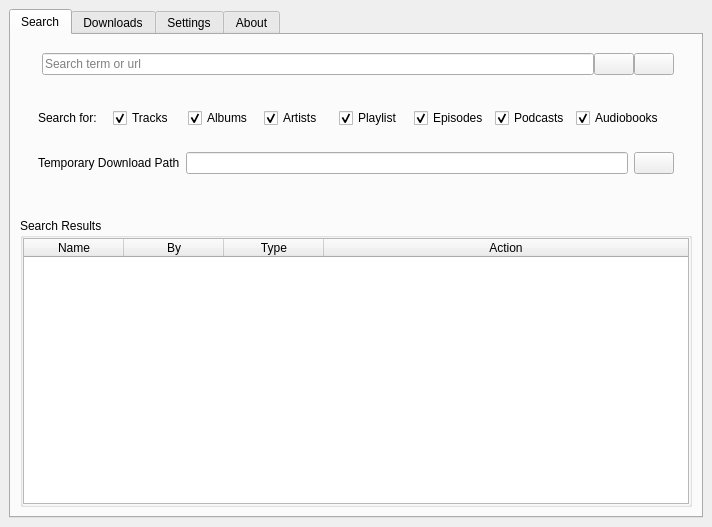
Before: the Qt Designer form src/onthespot/qt/qtui/main.ui in john20xdoe/onthespot-fork, drawn with Qt 5.
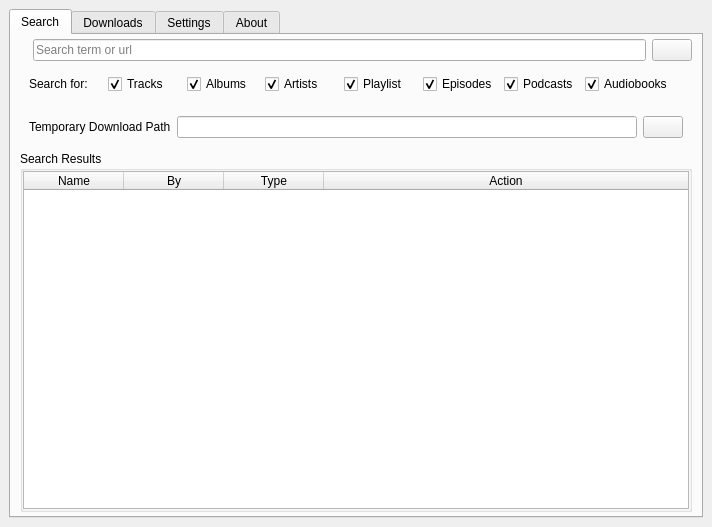
After: the same form once the commit is applied. The open tabs and pages were chosen to show the change. Icons and pictures are not drawn.

Commit message: fix: Search tab reduce whitespace in search input

Diff of the .ui file:
```diff
--- a/src/onthespot/qt/qtui/main.ui
+++ b/src/onthespot/qt/qtui/main.ui
@@ -47,17 +47,34 @@
         <string>Search</string>
        </attribute>
        <layout class="QVBoxLayout" name="verticalLayout_3">
+        <property name="leftMargin">
+         <number>9</number>
+        </property>
+        <property name="topMargin">
+         <number>4</number>
+        </property>
+        <property name="rightMargin">
+         <number>9</number>
+        </property>
+        <property name="bottomMargin">
+         <number>4</number>
+        </property>
+        <property name="spacing">
+         <number>4</number>
+        </property>
         <item>
          <widget class="QGroupBox" name="group_search">
-          <property name="maximumSize">
-           <size>
-            <width>16777215</width>
-            <height>100</height>
-           </size>
+           <property name="sizePolicy">
+            <sizepolicy hsizetype="Preferred" vsizetype="Maximum">
+             <horstretch>0</horstretch>
+             <verstretch>0</verstretch>
+            </sizepolicy>
           </property>
           <property name="styleSheet">
            <string notr="true">QGroupBox {
 	border:0;
+	margin: 0px;
+	padding: 0px;
 }</string>
           </property>
           <property name="title">
@@ -67,36 +84,18 @@
            <bool>true</bool>
           </property>
           <layout class="QHBoxLayout" name="horizontalLayout_5">
-           <item>
-            <widget class="QGroupBox" name="groupBox_7">
-             <property name="maximumSize">
-              <size>
-               <width>16777215</width>
-               <height>100</height>
-              </size>
-             </property>
-             <property name="autoFillBackground">
-              <bool>false</bool>
-             </property>
-             <property name="styleSheet">
-              <string notr="true" />
-             </property>
-             <property name="title">
-              <string />
-             </property>
-             <property name="flat">
-              <bool>true</bool>
-             </property>
-             <layout class="QHBoxLayout" name="horizontalLayout_3">
               <property name="spacing">
-               <number>0</number>
-              </property>
-              <property name="leftMargin">
                <number>6</number>
               </property>
+            <property name="leftMargin">
+             <number>0</number>
+            </property>
               <property name="topMargin">
                <number>0</number>
               </property>
+            <property name="rightMargin">
+             <number>0</number>
+            </property>
               <property name="bottomMargin">
                <number>0</number>
               </property>
@@ -130,41 +129,18 @@
                 </property>
                </widget>
               </item>
-              <item>
-               <widget class="QPushButton" name="btn_search_filter_toggle">
-                <property name="text">
-                 <string />
-                </property>
-               </widget>
-              </item>
              </layout>
             </widget>
            </item>
-          </layout>
-         </widget>
-        </item>
-        <item>
-         <widget class="QGroupBox" name="group_search_items">
-          <property name="minimumSize">
-           <size>
-            <width>0</width>
-            <height>0</height>
-           </size>
-          </property>
-          <property name="styleSheet">
-           <string notr="true">QGroupBox {
-	border:0;
-}</string>
-          </property>
-          <property name="title">
-           <string />
-          </property>
-          <property name="flat">
-           <bool>true</bool>
-          </property>
-          <layout class="QVBoxLayout" name="verticalLayout_37">
            <item>
             <widget class="QGroupBox" name="search_categories">
+             <property name="styleSheet">
+              <string notr="true">QGroupBox {
+	border: 0;
+	margin: 0px;
+	padding: 0px;
+}</string>
+             </property>
              <property name="minimumSize">
               <size>
                <width>0</width>
@@ -276,6 +252,13 @@
            </item>
            <item>
             <widget class="QGroupBox" name="group_login_form_6">
+             <property name="styleSheet">
+              <string notr="true">QGroupBox {
+	border: 0;
+	margin: 0px;
+	padding: 0px;
+}</string>
+             </property>
              <property name="minimumSize">
               <size>
                <width>0</width>
@@ -310,58 +293,13 @@
             </widget>
            </item>
            <item>
-            <spacer name="horizontalSpacer_7">
-             <property name="orientation">
-              <enum>Qt::Horizontal</enum>
-             </property>
-             <property name="sizeHint" stdset="0">
-              <size>
-               <width>0</width>
-               <height>0</height>
-              </size>
-             </property>
-            </spacer>
-           </item>
-          </layout>
-         </widget>
-        </item>
-        <item>
-         <widget class="QGroupBox" name="group_temp_dl_root">
-          <property name="minimumSize">
-           <size>
-            <width>0</width>
-            <height>0</height>
-           </size>
-          </property>
-          <property name="styleSheet">
-           <string notr="true">QGroupBox {
-	border:0;
-}</string>
-          </property>
-          <property name="title">
-           <string />
-          </property>
-          <property name="flat">
-           <bool>true</bool>
-          </property>
-          <layout class="QHBoxLayout" name="horizontalLayout_28">
-           <property name="leftMargin">
-            <number>0</number>
-           </property>
-           <property name="topMargin">
-            <number>0</number>
-           </property>
-           <property name="rightMargin">
-            <number>0</number>
-           </property>
-           <property name="bottomMargin">
-            <number>0</number>
-           </property>
-          </layout>
-         </widget>
-        </item>
-        <item>
          <widget class="QGroupBox" name="group_search_results">
+          <property name="sizePolicy">
+           <sizepolicy hsizetype="Preferred" vsizetype="Expanding">
+            <horstretch>0</horstretch>
+            <verstretch>0</verstretch>
+           </sizepolicy>
+          </property>
           <property name="title">
            <string>Search Results</string>
           </property>
```
Lines whose indentation alone changed are shown as unchanged. The commit also changes 2 other files.
